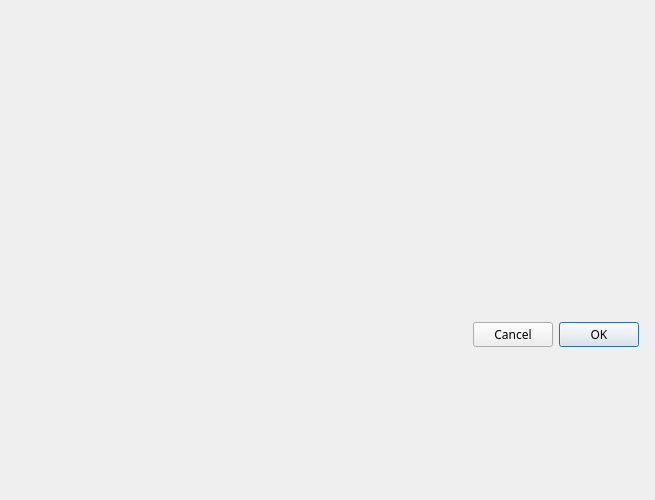
Holence/DTPySide, file ui/Ui_DongliTeahouseDialog.ui: the form before one commit.
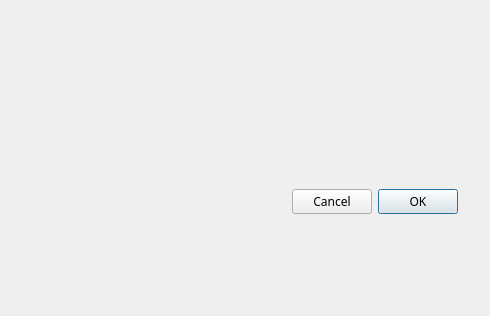
The form after the commit. Custom widgets are drawn as their Qt base class.

```diff
--- a/ui/Ui_DongliTeahouseDialog.ui
+++ b/ui/Ui_DongliTeahouseDialog.ui
@@ -6,22 +6,16 @@
    <rect>
     <x>0</x>
     <y>0</y>
-    <width>655</width>
-    <height>500</height>
+    <width>490</width>
+    <height>316</height>
    </rect>
   </property>
   <property name="minimumSize">
    <size>
-    <width>600</width>
-    <height>500</height>
+    <width>0</width>
+    <height>0</height>
    </size>
   </property>
-  <property name="font">
-   <font>
-    <family>Hack</family>
-    <pointsize>11</pointsize>
-   </font>
-  </property>
   <property name="windowTitle">
    <string>DongliTeahouseDialog</string>
   </property>
@@ -54,41 +48,44 @@
    <item>
     <layout class="QVBoxLayout" name="centralWidget">
      <property name="leftMargin">
-      <number>50</number>
+      <number>8</number>
      </property>
      <property name="topMargin">
-      <number>20</number>
+      <number>10</number>
      </property>
      <property name="rightMargin">
       <number>32</number>
      </property>
      <property name="bottomMargin">
-      <number>30</number>
+      <number>25</number>
      </property>
     </layout>
    </item>
    <item>
-    <layout class="QGridLayout" name="gridLayout">
-     <item row="1" column="2">
-      <widget class="QFrame" name="SizeGrip">
-       <property name="sizePolicy">
-        <sizepolicy hsizetype="Fixed" vsizetype="Fixed">
-         <horstretch>0</horstretch>
-         <verstretch>0</verstretch>
-        </sizepolicy>
+    <layout class="QHBoxLayout" name="horizontalLayout">
+     <property name="spacing">
+      <number>0</number>
+     </property>
+     <property name="rightMargin">
+      <number>32</number>
+     </property>
+     <property name="bottomMargin">
+      <number>25</number>
+     </property>
+     <item>
+      <spacer name="horizontalSpacer">
+       <property name="orientation">
+        <enum>Qt::Horizontal</enum>
        </property>
-       <property name="minimumSize">
+       <property name="sizeHint" stdset="0">
         <size>
-         <width>16</width>
-         <height>16</height>
+         <width>40</width>
+         <height>20</height>
         </size>
        </property>
-       <property name="frameShape">
-        <enum>QFrame::NoFrame</enum>
-       </property>
-      </widget>
+      </spacer>
      </item>
-     <item row="0" column="1">
+     <item>
       <widget class="QDialogButtonBox" name="buttonBox">
        <property name="sizePolicy">
         <sizepolicy hsizetype="Fixed" vsizetype="Fixed">
@@ -116,19 +113,6 @@
        </property>
       </widget>
      </item>
-     <item row="0" column="0">
-      <spacer name="horizontalSpacer">
-       <property name="orientation">
-        <enum>Qt::Horizontal</enum>
-       </property>
-       <property name="sizeHint" stdset="0">
-        <size>
-         <width>40</width>
-         <height>20</height>
-        </size>
-       </property>
-      </spacer>
-     </item>
     </layout>
    </item>
   </layout>
```
